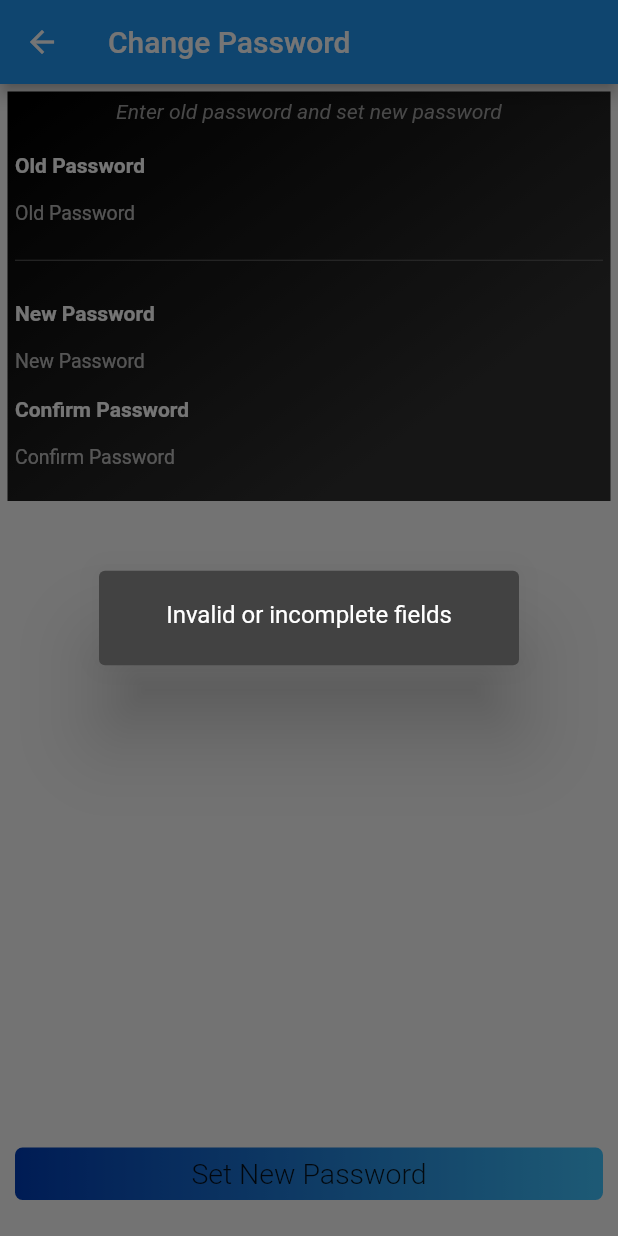
After one commit to devinqw13/Trimmz, a Flutter app: the ChangePassword screen opened directly, after a tap on "Set New Password", on a phone screen of 412 x 824 dp. The commit adds this screen. Run offline on Flutter 3.47's test engine with Material 2 defaults, Android fonts, the light colour scheme and no system bars; our stand-ins replace auto_size_text, badges, expandable, flushbar, flutter_rating_bar, flutter_time_picker_spinner and 5 more; missing offline and left inert: keyboard_visibility, progress_hud, square_in_app_payments; accounts and stored records are empty.

Commit message:
New Logo / update account /

```diff
--- /dev/null
+++ b/lib/Controller/ChangePasswordController.dart
@@ -0,0 +1,309 @@
+import 'package:flutter/material.dart';
+import 'package:trimmz/calls.dart';
+import '../globals.dart' as globals;
+import 'package:stream_transform/stream_transform.dart';
+import 'dart:async';
+import 'package:line_icons/line_icons.dart';
+
+class ChangePassword extends StatefulWidget {
+  ChangePassword({Key key}) : super (key: key);
+
+  @override
+  ChangePasswordState createState() => new ChangePasswordState();
+}
+
+class ChangePasswordState extends State<ChangePassword> {
+  TextEditingController _oldPasswordController = new TextEditingController();
+  TextEditingController _newPasswordController = new TextEditingController();
+  TextEditingController _confirmPasswordController = new TextEditingController();
+  StreamController<String> passwordStreamController = StreamController();
+  StreamController<String> newPasswordStreamController = StreamController();
+  StreamController<String> confirmPasswordStreamController = StreamController();
+  bool passwordValid = false;
+  bool showPasswordIndicator = false;
+  bool newPasswordValid = false;
+  bool showNewPasswordIndicator = false;
+  bool confirmPasswordValid = false;
+  bool showConfirmPasswordIndicator = false;
+
+  void initState() {
+    super.initState();
+
+    passwordStreamController.stream
+    .debounce(Duration(seconds: 2))
+    .listen((s) => _validatePassword(s, 1));
+
+    newPasswordStreamController.stream
+    .debounce(Duration(seconds: 2))
+    .listen((s) => _validatePassword(s, 2));
+
+    confirmPasswordStreamController.stream
+    .debounce(Duration(seconds: 2))
+    .listen((s) => _validatePassword(s, 3));
+  }
+
+  _validatePassword(String string, int type) async {
+    if(type == 1){
+      if (_oldPasswordController.text.length > 3) {
+        bool result = await exists(context, string, 2, globals.token);
+        if(result){
+          setState(() {
+            passwordValid = true;
+          });
+        }else {
+          setState(() {
+            passwordValid = false;
+          });
+        }
+        setState(() {
+          showPasswordIndicator = true;
+        });
+      }else if(_oldPasswordController.text.length <= 3) {
+        setState(() {
+          showPasswordIndicator = false;
+          passwordValid = false;
+        });
+      }
+    }else if(type == 2) {
+      if (_newPasswordController.text.length > 3) {
+        bool passwordIsValid = RegExp(r'^(?=.*[a-z])(?=.*[A-Z])(?=.*\d)(?=.*[#$^+=!*()@%&]).{8,}').hasMatch(string);
+        if(passwordIsValid){
+          setState(() {
+            newPasswordValid = true;
+          });
+        }else {
+          setState(() {
+            newPasswordValid = false;
+          });
+        }
+        setState(() {
+          showNewPasswordIndicator = true;
+        });
+      }else if(_newPasswordController.text.length <= 3) {
+        setState(() {
+          showNewPasswordIndicator = false;
+          newPasswordValid = false;
+        });
+      }
+    }else {
+      if (_confirmPasswordController.text.length > 3) {
+        if(_newPasswordController.text == _confirmPasswordController.text) {
+          setState(() {
+            confirmPasswordValid = true;
+          });
+        }else {
+          setState(() {
+            confirmPasswordValid = false;
+          });
+        }
+        setState(() {
+          showConfirmPasswordIndicator = true;
+        });
+      }else if(_confirmPasswordController.text.length <= 3) {
+        setState(() {
+          showConfirmPasswordIndicator = false;
+          confirmPasswordValid = false;
+        });
+      }
+    }
+  }
+
+  oldPassword() {
+    return new Column(
+      crossAxisAlignment: CrossAxisAlignment.start,
+      children: <Widget>[
+        Text('Old Password', style: TextStyle(color: Colors.white, fontWeight: FontWeight.bold)),
+        TextField(
+          controller: _oldPasswordController,
+          onChanged: (val) {
+            passwordStreamController.add(val);
+          },
+          keyboardType: TextInputType.visiblePassword,
+          obscureText: true,
+          autocorrect: false,
+          style: new TextStyle(
+            fontSize: 13.0,
+            color: Colors.white
+          ),
+          decoration: new InputDecoration(
+            hintText: 'Old Password',
+            hintStyle: TextStyle(color: Colors.white70),
+            border: InputBorder.none,
+            suffix: showPasswordIndicator ? (!passwordValid ? Icon(LineIcons.times, color: Colors.red) : Icon(LineIcons.check, color: Colors.green)) : null,
+          ),
+        )
+      ]
+    );
+  }
+
+  setNewPassword() {
+    return new Column(
+      crossAxisAlignment: CrossAxisAlignment.start,
+      children: <Widget>[
+        Text('New Password', style: TextStyle(color: Colors.white, fontWeight: FontWeight.bold)),
+        TextField(
+          controller: _newPasswordController,
+          onChanged: (val) {
+            newPasswordStreamController.add(val);
+          },
+          keyboardType: TextInputType.visiblePassword,
+          obscureText: true,
+          autocorrect: false,
+          style: new TextStyle(
+            fontSize: 13.0,
+            color: Colors.white
+          ),
+          decoration: new InputDecoration(
+            hintText: 'New Password',
+            hintStyle: TextStyle(color: Colors.white70),
+            border: InputBorder.none,
+            suffix: showNewPasswordIndicator ? (!newPasswordValid ? Icon(LineIcons.times, color: Colors.red) : Icon(LineIcons.check, color: Colors.green)) : null,
+          )
+        ),
+        showNewPasswordIndicator && !newPasswordValid ? Container(
+          margin: EdgeInsets.only(bottom: 5),
+          child: Text(
+            'Requires at least 8 characters, an uppercase, a numeric, and a special character',
+            style: TextStyle(
+              color: Colors.red,
+              fontStyle: FontStyle.italic,
+              fontSize: 12
+            )
+          )
+        ) : Container(),
+        Text('Confirm Password', style: TextStyle(color: Colors.white, fontWeight: FontWeight.bold)),
+        TextField(
+          controller: _confirmPasswordController,
+          onChanged: (val) {
+            confirmPasswordStreamController.add(val);
+          },
+          keyboardType: TextInputType.visiblePassword,
+          obscureText: true,
+          autocorrect: false,
+          style: new TextStyle(
+            fontSize: 13.0,
+            color: Colors.white
+          ),
+          decoration: new InputDecoration(
+            hintText: 'Confirm Password',
+            hintStyle: TextStyle(color: Colors.white70),
+            border: InputBorder.none,
+            suffix: showConfirmPasswordIndicator ? (!confirmPasswordValid ? Icon(LineIcons.times, color: Colors.red) : Icon(LineIcons.check, color: Colors.green)) : null,
+          )
+        ),
+      ]
+    );
+  }
+
+  submitNewPassword() async {
+    if((passwordValid && newPasswordValid) && (_newPasswordController.text == _confirmPasswordController.text)) {
+      var result = await changePassword(context, _newPasswordController.text, globals.token);
+      if(result) {
+        Navigator.pop(context, true);
+      }
+    }else {
+      AlertDialog dialog = new AlertDialog(
+        content: new SingleChildScrollView(
+          child: new Text('Invalid or incomplete fields',
+          textAlign: TextAlign.center
+          ),
+        ),
+      );
+      showDialog(context: context, builder: (context) => dialog, barrierDismissible: true);
+    }
+  }
+
+  buildBody() {
+    return new Container(
+      child: Column(
+        children: [
+          Expanded(
+            child: SingleChildScrollView(
+              child: Column(
+                children: <Widget>[
+                  Container(
+                    width: MediaQuery.of(context).size.width,
+                    margin: EdgeInsets.all(5.0),
+                    padding: EdgeInsets.all(5),
+                    decoration: BoxDecoration(
+                      gradient: new LinearGradient(
+                        begin: Alignment(0.0, -2.0),
+                        colors: [Colors.black, Colors.grey[850]]
+                      )
+                    ),
+                    child: Column(
+                      children: <Widget>[
+                        Center(child:Text('Enter old password and set new password', style: TextStyle(fontStyle: FontStyle.italic, color: Colors.grey))),
+                        Padding(padding: EdgeInsets.all(10)),
+                        oldPassword(),
+                        Divider(
+                          height: 15,
+                          color: Colors.grey[700],
+                        ),
+                        Padding(padding: EdgeInsets.all(10)),
+                        setNewPassword()
+                      ]
+                    )
+                  )
+                ],
+              ),
+            )
+          ),
+          Row(
+            children: <Widget>[
+              Expanded(
+                child: new GestureDetector(
+                  onTap: () {
+                    submitNewPassword();
+                  },
+                  child: Container(
+                    margin: EdgeInsets.only(left: 10, right: 10, top: 10),
+                    // padding: const EdgeInsets.only(top: 0.0, bottom: 0.0),
+                    constraints: const BoxConstraints(maxHeight: 35.0, minWidth: 200.0, minHeight: 35.0),
+                    decoration: BoxDecoration(
+                      borderRadius: BorderRadius.circular(5.0),
+                      gradient: new LinearGradient(
+                        colors: [Color.fromARGB(255, 0, 61, 184), Colors.lightBlueAccent],
+                      )
+                    ),
+                    child: Center(
+                      child: Text(
+                        'Set New Password',
+                        style: new TextStyle(
+                          fontSize: 19.0,
+                          fontWeight: FontWeight.w300
+                        )
+                      )
+                    )
+                  )
+                )
+              )
+            ]
+          ),
+          Padding(padding: EdgeInsets.only(bottom: 24))
+        ]
+      )
+    );
+  }
+
+  Widget build(BuildContext context) {
+    return new Theme(
+      data: new ThemeData(
+        splashColor: Colors.transparent,
+        highlightColor: Colors.transparent,
+        primaryColor: globals.userColor,
+        brightness: globals.userBrightness,
+      ),
+      child: Scaffold(
+        appBar: new AppBar(
+          title: new Text('Change Password')
+        ),
+        body: new Stack(
+          children: <Widget> [
+            buildBody()
+          ]
+        )
+      )
+    );
+  }
+}
--- a/lib/View/Widgets.dart
+++ b/lib/View/Widgets.dart
@@ -13,6 +13,7 @@ import 'package:intl/intl.dart';
 import 'package:auto_size_text/auto_size_text.dart';
 import '../Controller/AccountSettingsController.dart';
 import 'package:flutter_rating_bar/flutter_rating_bar.dart';
+import 'package:flushbar/flushbar.dart';
 
 logout(BuildContext context) async {
   final loginScreen = new LoginScreen();
@@ -24,7 +25,20 @@ logout(BuildContext context) async {
 settingsWidget(BuildContext context) {
   CupertinoSettings settings = new CupertinoSettings(<Widget>[
     new CSHeader('Account'),
-    new CSLink('Account Settings', () {final accountSettingsScreen = new AccountSettings(); Navigator.push(context, new MaterialPageRoute(builder: (context) => accountSettingsScreen));}),
+    new CSLink('Account Settings', () async {
+      final accountSettingsScreen = new AccountSettings();
+      var result = await Navigator.push(context, new MaterialPageRoute(builder: (context) => accountSettingsScreen));
+      if(result != null) {
+        if(result) {
+          Flushbar(
+            flushbarPosition: FlushbarPosition.BOTTOM,
+            title: "Account Updated",
+            message: "Your account has been updated.",
+            duration: Duration(seconds: 5),
+          )..show(context);
+        }
+      }
+    }),
 
     globals.userType == 2 ? new CSHeader('Barber Settings') : Container(),
     globals.userType == 2 ? CSLink('View Profile', () async {var res = await getUserDetailsPost(globals.token, context); final profileScreen = new BarberProfileScreen(token: globals.token, userInfo: res); Navigator.push(context, new MaterialPageRoute(builder: (context) => profileScreen));}) : Container(),
--- a/pubspec.yaml
+++ b/pubspec.yaml
@@ -53,7 +53,7 @@ dev_dependencies:
 flutter_icons:
   android: "launcher_icon"
   ios: true
-  image_path: "images/trimmz_icon_w.png"
+  image_path: "images/trimmz_icon_g.png"
 
 # For information on the generic Dart part of this file, see the
 # following page: https://www.dartlang.org/tools/pub/pubspec
@@ -71,6 +71,7 @@ flutter:
     - images/trimmz_icon_w.png
     - images/barberBackground.png
     - images/trimmz_icon.png
+    - images/trimmz_icon_g.png
 
   # An image asset can refer to one or more resolution-specific "variants", see
   # https://flutter.dev/assets-and-images/#resolution-aware.
```
Also changed, not shown: lib/Controller/AccountSettingsController.dart (+95 -3 lines), lib/calls.dart (+98 -6 lines), images/trimmz_icon_g.PNG (added), 26 other files.
